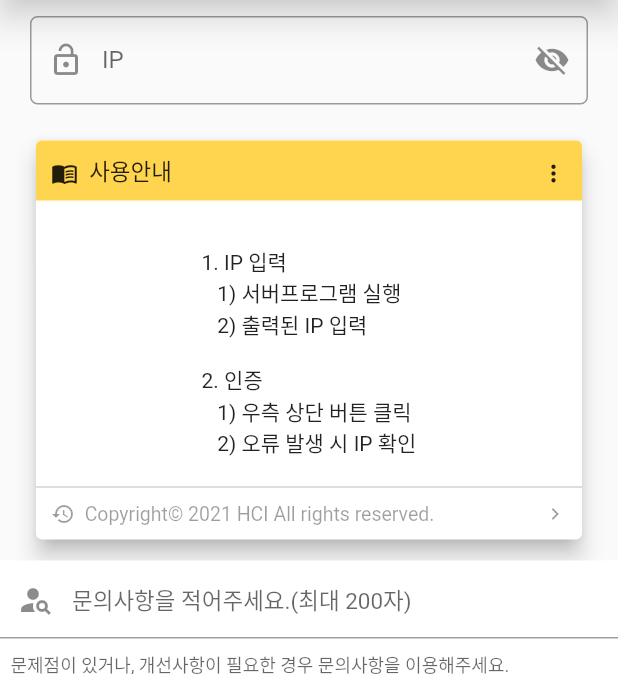
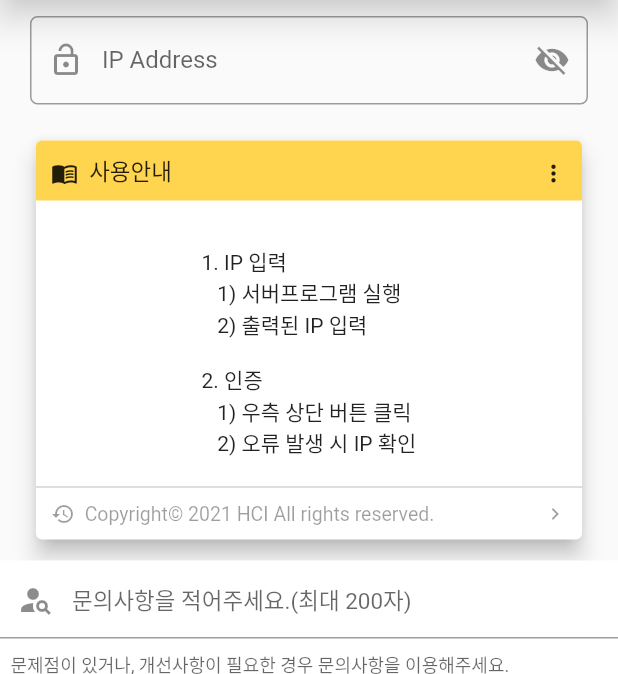
Before and after one commit to Hitbee-dev/wireless_mouse_client, a Flutter app: the screen it shows after launch, on a phone screen of 412 x 824 dp, the part 98-772 px from its top. Run offline on Flutter 3.47's test engine with Material 2 defaults, Android fonts, the phone set to English and light mode, and no system bars; our stand-ins replace get.

Commit message:
homepage layout code recyle

```diff
--- a/lib/pages/home_page.dart
+++ b/lib/pages/home_page.dart
@@ -33,23 +33,24 @@ class _HomePageState extends State<HomePage> {
               showSnackBar("구현 진행중..");
             },
             icon: Icon(Icons.menu)),
-        actions: [
-          IconButton(
-              onPressed: () {
-                // showSnackBar("접속 실패! IP를 확인 해 주세요.");
-                Get.toNamed("/menu", arguments: _ipController.text);
-                setState(() {
-                  _ipController.text = "";
-                });
-              },
-              icon: Icon(Icons.send))
-        ],
+        actions: [_SendButton()],
       ),
       body: Builder(
         builder: (BuildContext context) {
           return ListView(
             children: <Widget>[
-              Container(
+              _IPdata("IP Address", "192.168.0.1"),
+              _InfoWidget(context),
+              _Questions()
+            ],
+          );
+        },
+      ),
+    );
+  }
+
+  Widget _IPdata(String nameIP, String hintIP) {
+    return Container(
       padding: EdgeInsets.all(20),
       child: TextField(
         controller: _ipController,
@@ -58,90 +59,35 @@ class _HomePageState extends State<HomePage> {
         },
         obscureText: hideIP,
         decoration: InputDecoration(
-                    prefixIcon:
-                        hideIP ? Icon(Icons.lock) : Icon(Icons.lock_open),
+          prefixIcon: hideIP ? Icon(Icons.lock) : Icon(Icons.lock_open),
           suffixIcon: IconButton(
-                      icon: hideIP
-                          ? Icon(Icons.visibility)
-                          : Icon(Icons.visibility_off),
+            icon: hideIP ? Icon(Icons.visibility) : Icon(Icons.visibility_off),
             onPressed: () {
               setState(() {
                 hideIP = !hideIP;
               });
             },
           ),
-                    labelText: 'IP',
+          labelText: nameIP,
+          hintText: hintIP,
           border: OutlineInputBorder(
             borderRadius: BorderRadius.circular(5),
           ),
         ),
       ),
-              ),
-              _InfoWidget(context),
-              Container(
-                color: Colors.white,
-                child: Column(
-                  children: <Widget>[
-                    TextField(
-                      controller: _questionController,
-                      keyboardType: TextInputType.text,
-                      textInputAction: TextInputAction.done,
-                      onChanged: (text) {
+    );
+  }
+
+  Widget _SendButton() {
+    return IconButton(
+        onPressed: () {
+          // showSnackBar("접속 실패! IP를 확인 해 주세요.");
+          Get.toNamed("/menu", arguments: IPStatus(ip: _ipController.text));
           setState(() {
-                          _questionText = text;
+            _ipController.text = "";
           });
         },
-                      decoration: InputDecoration(
-                        prefixIcon: Icon(Icons.person_search),
-                        helperText: '문제점이 있거나, 개선사항이 필요한 경우 문의사항을 이용해주세요.',
-                        hintText: '문의사항을 적어주세요.(최대 200자)',
-                        hintStyle: TextStyle(fontSize: 15),
-                        contentPadding:
-                            EdgeInsets.symmetric(horizontal: 7, vertical: 15),
-                      ),
-                    ),
-                    Padding(
-                      padding: const EdgeInsets.all(20.0),
-                      child: Container(
-                        decoration: BoxDecoration(
-                            border: Border.all(
-                              color: Colors.grey,
-                            ),
-                            borderRadius:
-                                BorderRadius.all(Radius.circular(10))),
-                        alignment: Alignment.topLeft,
-                        height: 150,
-                        child: Padding(
-                          padding: const EdgeInsets.all(8.0),
-                          child: Text("문의사항: $_questionText"),
-                        ),
-                      ),
-                    ),
-                    OutlinedButton.icon(
-                      onPressed: () {
-                        if (_questionText == "") {
-                          showSnackBar("내용이 없습니다.");
-                        } else {
-                          showSnackBar("문의 접수가 완료되었습니다.");
-                          setState(() {
-                            _questionText = "";
-                            _questionController.text = "";
-                          });
-                        }
-                      },
-                      label: Text("문의사항 접수하기",
-                          style: TextStyle(fontSize: 18, color: Colors.grey)),
-                      icon: Icon(Icons.send, size: 18, color: Colors.grey),
-                    ),
-                    SizedBox(height: 50),
-                  ],
-                ),
-              ),
-            ],
-          );
-        },
-      ),
-    );
+        icon: Icon(Icons.send));
   }
 
   Widget _InfoWidget(BuildContext context) {
@@ -210,6 +156,66 @@ class _HomePageState extends State<HomePage> {
     );
   }
 
+  Widget _Questions() {
+    return Container(
+      color: Colors.white,
+      child: Column(
+        children: <Widget>[
+          TextField(
+            controller: _questionController,
+            keyboardType: TextInputType.text,
+            textInputAction: TextInputAction.done,
+            onChanged: (text) {
+              setState(() {
+                _questionText = text;
+              });
+            },
+            decoration: InputDecoration(
+              prefixIcon: Icon(Icons.person_search),
+              helperText: '문제점이 있거나, 개선사항이 필요한 경우 문의사항을 이용해주세요.',
+              hintText: '문의사항을 적어주세요.(최대 200자)',
+              hintStyle: TextStyle(fontSize: 15),
+              contentPadding: EdgeInsets.symmetric(horizontal: 7, vertical: 15),
+            ),
+          ),
+          Padding(
+            padding: const EdgeInsets.all(20.0),
+            child: Container(
+              decoration: BoxDecoration(
+                  border: Border.all(
+                    color: Colors.grey,
+                  ),
+                  borderRadius: BorderRadius.all(Radius.circular(10))),
+              alignment: Alignment.topLeft,
+              height: 150,
+              child: Padding(
+                padding: const EdgeInsets.all(8.0),
+                child: Text("문의사항: $_questionText"),
+              ),
+            ),
+          ),
+          OutlinedButton.icon(
+            onPressed: () {
+              if (_questionText == "") {
+                showSnackBar("내용이 없습니다.");
+              } else {
+                showSnackBar("문의 접수가 완료되었습니다.");
+                setState(() {
+                  _questionText = "";
+                  _questionController.text = "";
+                });
+              }
+            },
+            label: Text("문의사항 접수하기",
+                style: TextStyle(fontSize: 18, color: Colors.grey)),
+            icon: Icon(Icons.send, size: 18, color: Colors.grey),
+          ),
+          SizedBox(height: 50),
+        ],
+      ),
+    );
+  }
+
   showSnackBar(String message) {
     final snackBar = SnackBar(
       content: Text(message),
@@ -221,3 +227,9 @@ class _HomePageState extends State<HomePage> {
     ScaffoldMessenger.of(context).showSnackBar(snackBar);
   }
 }
+
+class IPStatus {
+  String ip;
+
+  IPStatus({required this.ip});
+}
```
Also changed, not shown: lib/pages/menu_page.dart (+21 -1 lines). Lines whose indentation alone changed are shown as unchanged.
